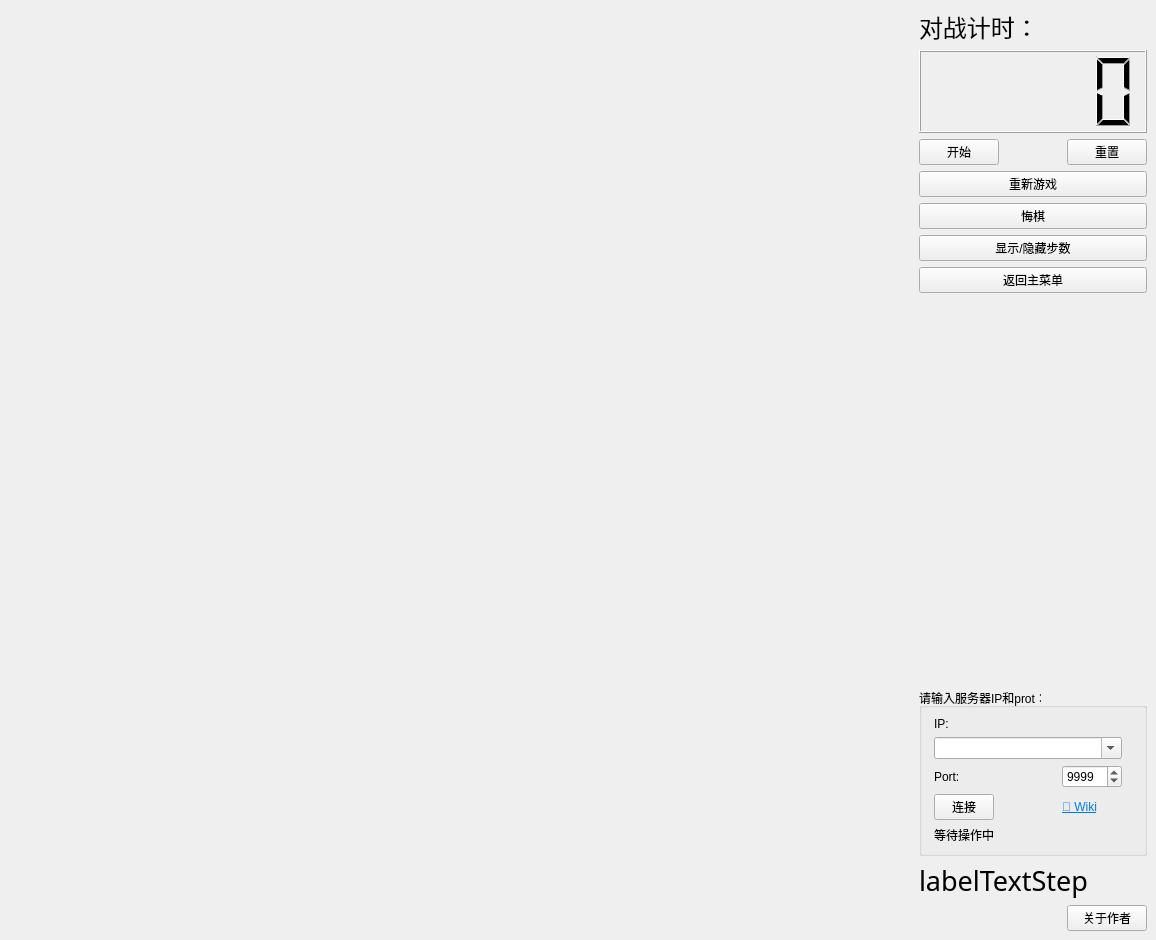
Old version of the form ChessBoard.ui in the repository XMuli/ChineseChess.
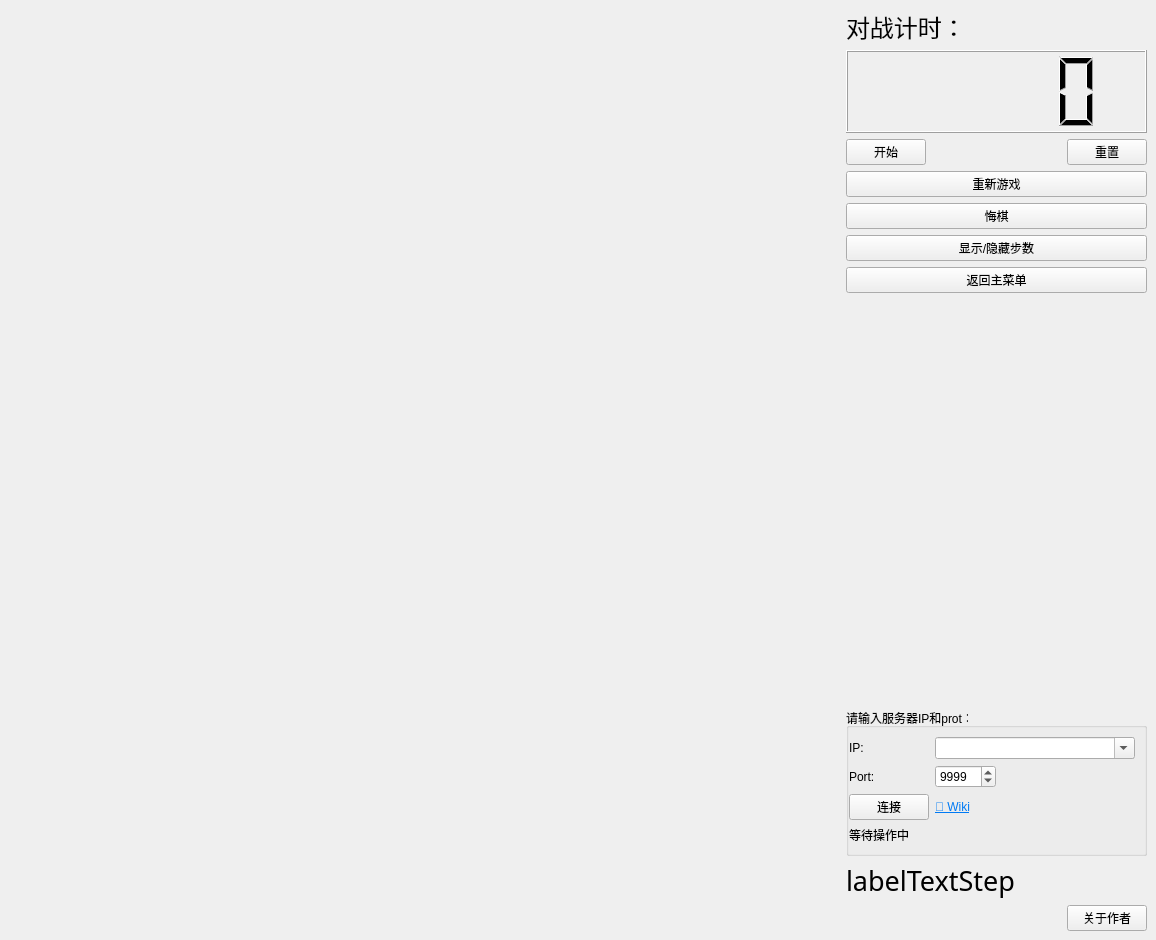
New version of the form. Icons and pictures are not drawn.

Commit message: fix: relisten LAN server on IP/port changes

What changed in the file:
```diff
--- a/ChessBoard.ui
+++ b/ChessBoard.ui
@@ -177,36 +177,18 @@
          <property name="title">
           <string>请输入服务器IP和prot：</string>
          </property>
-         <layout class="QGridLayout" name="gridLayout" columnstretch="5,2" columnminimumwidth="110,60">
+         <layout class="QGridLayout" name="gridLayout" columnstretch="1,3" columnminimumwidth="80,200">
           <property name="leftMargin">
            <number>0</number>
           </property>
-          <item row="3" column="0">
-           <widget class="QPushButton" name="btnTcpConnect">
-            <property name="sizePolicy">
-             <sizepolicy hsizetype="Fixed" vsizetype="Fixed">
-              <horstretch>0</horstretch>
-              <verstretch>0</verstretch>
-             </sizepolicy>
-            </property>
-            <property name="minimumSize">
-             <size>
-              <width>60</width>
-              <height>0</height>
-             </size>
-            </property>
-            <property name="maximumSize">
-             <size>
-              <width>60</width>
-              <height>16777215</height>
-             </size>
-            </property>
+          <item row="0" column="0">
+           <widget class="QLabel" name="label_4">
             <property name="text">
-             <string>连接</string>
+             <string>IP:</string>
             </property>
            </widget>
           </item>
-          <item row="1" column="0" colspan="2">
+          <item row="0" column="1">
            <widget class="QComboBox" name="comboIp">
             <property name="sizePolicy">
              <sizepolicy hsizetype="Expanding" vsizetype="Fixed">
@@ -234,31 +216,14 @@
             </property>
            </widget>
           </item>
-          <item row="4" column="0" colspan="2">
-           <widget class="QLabel" name="labConnectStatus">
-            <property name="text">
-             <string>等待操作中</string>
-            </property>
-            <property name="wordWrap">
-             <bool>true</bool>
-            </property>
-           </widget>
-          </item>
-          <item row="0" column="0" colspan="2">
-           <widget class="QLabel" name="label_4">
-            <property name="text">
-             <string>IP:</string>
-            </property>
-           </widget>
-          </item>
-          <item row="2" column="0">
+          <item row="1" column="0">
            <widget class="QLabel" name="label_5">
             <property name="text">
              <string>Port:</string>
             </property>
            </widget>
           </item>
-          <item row="2" column="1">
+          <item row="1" column="1">
            <widget class="QSpinBox" name="sbPort">
             <property name="sizePolicy">
              <sizepolicy hsizetype="Maximum" vsizetype="Fixed">
@@ -272,12 +237,6 @@
               <height>0</height>
              </size>
             </property>
-            <property name="maximumSize">
-             <size>
-              <width>60</width>
-              <height>16777215</height>
-             </size>
-            </property>
             <property name="maximum">
              <number>65535</number>
             </property>
@@ -286,7 +245,26 @@
             </property>
            </widget>
           </item>
-          <item row="3" column="1">
+          <item row="2" column="0">
+           <widget class="QPushButton" name="btnTcpConnect">
+            <property name="sizePolicy">
+             <sizepolicy hsizetype="Fixed" vsizetype="Fixed">
+              <horstretch>0</horstretch>
+              <verstretch>0</verstretch>
+             </sizepolicy>
+            </property>
+            <property name="minimumSize">
+             <size>
+              <width>60</width>
+              <height>0</height>
+             </size>
+            </property>
+            <property name="text">
+             <string>连接</string>
+            </property>
+           </widget>
+          </item>
+          <item row="2" column="1">
            <widget class="QLabel" name="labelWiki">
             <property name="text">
              <string>&lt;html&gt;&lt;head/&gt;&lt;body&gt;&lt;p&gt;&lt;a href=&quot;https://github.com/XMuli/ChineseChess/wiki/%E7%BD%91%E7%BB%9C%E5%AF%B9%E6%88%98%E6%A8%A1%E5%BC%8F%E8%AE%BE%E7%BD%AE&quot;&gt;&lt;span style=&quot; text-decoration: underline; color:#007af4;&quot;&gt;📖 Wiki&lt;/span&gt;&lt;/a&gt;&lt;/p&gt;&lt;/body&gt;&lt;/html&gt;</string>
@@ -296,6 +274,16 @@
             </property>
            </widget>
           </item>
+          <item row="3" column="0" colspan="2">
+           <widget class="QLabel" name="labConnectStatus">
+            <property name="text">
+             <string>等待操作中</string>
+            </property>
+            <property name="wordWrap">
+             <bool>true</bool>
+            </property>
+           </widget>
+          </item>
          </layout>
         </widget>
        </item>
```
The commit also changes 1 other file.
